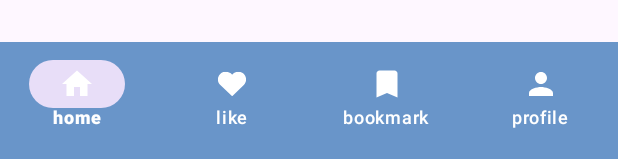
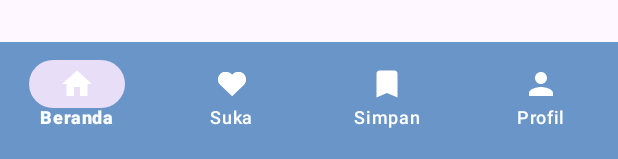
Before and after one commit to Luoxy777/PlaySnap, an Android app: the layout activity_navigation_bar.xml on its own in the app's theme, with its tools: preview values and no code run, on a phone screen of 412 x 824 dp. Shown: the part 1074-1233 px from the top of the screen. Run offline under Robolectric (Android 15) with nearby library versions, the phone set to English and light mode, and no system bars.

Commit message:
navigation bar revisi

```diff
--- a/PlaySnap Application/app/src/main/res/layout/activity_navigation_bar.xml
+++ b/PlaySnap Application/app/src/main/res/layout/activity_navigation_bar.xml
@@ -32,6 +32,5 @@
         android:background="@color/dark_blue"
         app:itemIconTint="@color/white"
         app:itemTextColor="@color/white">
-
     </com.google.android.material.bottomnavigation.BottomNavigationView>
 </androidx.constraintlayout.widget.ConstraintLayout>
--- a/PlaySnap Application/app/src/main/res/menu/buttom_nav.xml
+++ b/PlaySnap Application/app/src/main/res/menu/buttom_nav.xml
@@ -4,22 +4,22 @@
     <item
         android:id="@+id/home"
         android:icon="@drawable/logo_home"
-        android:title="home"
+        android:title="Beranda"
         android:iconTint="@color/orange"
         />
     <item
         android:id="@+id/like"
         android:icon="@drawable/logo_like"
-        android:title="like"
+        android:title="Suka"
         />
     <item
         android:id="@+id/bookmark"
         android:icon="@drawable/logo_bookmark"
-        android:title="bookmark" />
+        android:title="Simpan" />
     <item
         android:id="@+id/profile"
         android:icon="@drawable/logo_profile"
-        android:title="profile"
+        android:title="Profil"
 
         />
 
```
